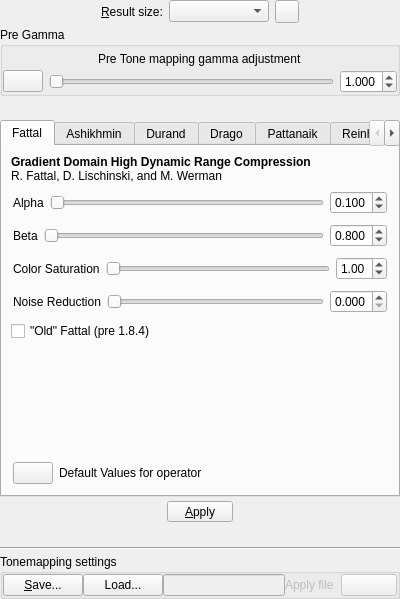
Before: the Qt Designer form forms/tonemappingoptions.ui in LuminanceHDR/LuminanceHDR, drawn with Qt 5.
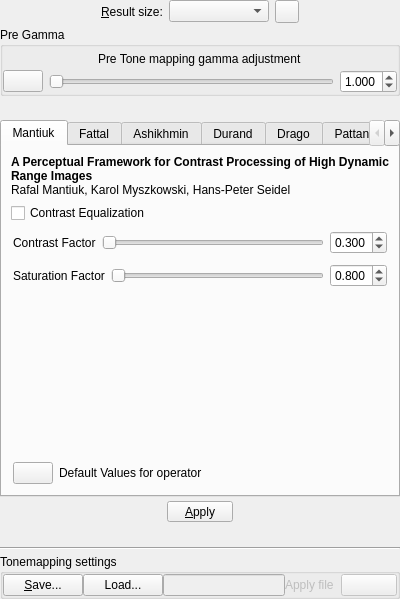
After: the same form once the commit is applied. Icons and pictures are not drawn.

Diff of the .ui file:
```diff
--- a/forms/tonemappingoptions.ui
+++ b/forms/tonemappingoptions.ui
@@ -254,7 +254,194 @@
      <property name="currentIndex" >
       <number>0</number>
      </property>
-     <widget class="QWidget" name="tab_4" >
+     <widget class="QWidget" name="tab_mantiuk" >
+      <attribute name="title" >
+       <string>Mantiuk</string>
+      </attribute>
+      <layout class="QVBoxLayout" >
+       <property name="margin" >
+        <number>9</number>
+       </property>
+       <property name="spacing" >
+        <number>6</number>
+       </property>
+       <item>
+        <widget class="QLabel" name="label_desc_fattal02_2" >
+         <property name="text" >
+          <string>&lt;html>&lt;head>&lt;meta name="qrichtext" content="1" />&lt;style type="text/css">
+p, li { white-space: pre-wrap; }
+&lt;/style>&lt;/head>&lt;body style=" font-family:'Sans Serif'; font-size:9pt; font-weight:400; font-style:normal; text-decoration:none;">
+&lt;p style=" margin-top:0px; margin-bottom:0px; margin-left:0px; margin-right:0px; -qt-block-indent:0; text-indent:0px;">&lt;span style=" font-weight:600;">A Perceptual Framework for Contrast Processing of High Dynamic Range Images&lt;/span>&lt;br />Rafal Mantiuk, Karol Myszkowski, Hans-Peter Seidel&lt;/p>&lt;/body>&lt;/html></string>
+         </property>
+         <property name="wordWrap" >
+          <bool>true</bool>
+         </property>
+        </widget>
+       </item>
+       <item>
+        <widget class="QCheckBox" name="ContrastEqualizCheckBox" >
+         <property name="text" >
+          <string>Contrast Equalization</string>
+         </property>
+        </widget>
+       </item>
+       <item>
+        <layout class="QHBoxLayout" >
+         <property name="margin" >
+          <number>2</number>
+         </property>
+         <property name="spacing" >
+          <number>6</number>
+         </property>
+         <item>
+          <widget class="QLabel" name="label_23" >
+           <property name="text" >
+            <string>Contrast Factor</string>
+           </property>
+          </widget>
+         </item>
+         <item>
+          <widget class="QSlider" name="contrastFactorSlider" >
+           <property name="cursor" >
+            <cursor>13</cursor>
+           </property>
+           <property name="maximum" >
+            <number>1999</number>
+           </property>
+           <property name="orientation" >
+            <enum>Qt::Horizontal</enum>
+           </property>
+          </widget>
+         </item>
+         <item>
+          <widget class="QDoubleSpinBox" name="contrastFactordsb" >
+           <property name="decimals" >
+            <number>3</number>
+           </property>
+           <property name="maximum" >
+            <double>2.000000000000000</double>
+           </property>
+           <property name="minimum" >
+            <double>0.001000000000000</double>
+           </property>
+           <property name="singleStep" >
+            <double>0.200000000000000</double>
+           </property>
+           <property name="value" >
+            <double>0.300000000000000</double>
+           </property>
+          </widget>
+         </item>
+        </layout>
+       </item>
+       <item>
+        <layout class="QHBoxLayout" >
+         <property name="margin" >
+          <number>2</number>
+         </property>
+         <property name="spacing" >
+          <number>6</number>
+         </property>
+         <item>
+          <widget class="QLabel" name="label_22" >
+           <property name="text" >
+            <string>Saturation Factor</string>
+           </property>
+          </widget>
+         </item>
+         <item>
+          <widget class="QSlider" name="saturationFactorSlider" >
+           <property name="cursor" >
+            <cursor>13</cursor>
+           </property>
+           <property name="maximum" >
+            <number>2000</number>
+           </property>
+           <property name="orientation" >
+            <enum>Qt::Horizontal</enum>
+           </property>
+          </widget>
+         </item>
+         <item>
+          <widget class="QDoubleSpinBox" name="saturationFactordsb" >
+           <property name="decimals" >
+            <number>3</number>
+           </property>
+           <property name="maximum" >
+            <double>2.000000000000000</double>
+           </property>
+           <property name="minimum" >
+            <double>0.000000000000000</double>
+           </property>
+           <property name="singleStep" >
+            <double>0.200000000000000</double>
+           </property>
+           <property name="value" >
+            <double>0.800000000000000</double>
+           </property>
+          </widget>
+         </item>
+        </layout>
+       </item>
+       <item>
+        <spacer>
+         <property name="orientation" >
+          <enum>Qt::Vertical</enum>
+         </property>
+         <property name="sizeHint" >
+          <size>
+           <width>20</width>
+           <height>40</height>
+          </size>
+         </property>
+        </spacer>
+       </item>
+       <item>
+        <layout class="QHBoxLayout" >
+         <property name="margin" >
+          <number>2</number>
+         </property>
+         <property name="spacing" >
+          <number>6</number>
+         </property>
+         <item>
+          <widget class="QPushButton" name="MantiukDefault" >
+           <property name="toolTip" >
+            <string>Restore operator's default values.</string>
+           </property>
+           <property name="text" >
+            <string/>
+           </property>
+           <property name="icon" >
+            <iconset resource="../icons.qrc" >:/new/prefix1/images/undo.png</iconset>
+           </property>
+          </widget>
+         </item>
+         <item>
+          <widget class="QLabel" name="label_10" >
+           <property name="text" >
+            <string>Default Values for operator</string>
+           </property>
+          </widget>
+         </item>
+         <item>
+          <spacer>
+           <property name="orientation" >
+            <enum>Qt::Horizontal</enum>
+           </property>
+           <property name="sizeHint" >
+            <size>
+             <width>2</width>
+             <height>20</height>
+            </size>
+           </property>
+          </spacer>
+         </item>
+        </layout>
+       </item>
+      </layout>
+     </widget>
+     <widget class="QWidget" name="tab_fattal" >
       <attribute name="title" >
        <string>Fattal</string>
       </attribute>
@@ -299,7 +486,7 @@
             <cursor>13</cursor>
            </property>
            <property name="maximum" >
-            <number>999</number>
+            <number>1000</number>
            </property>
            <property name="orientation" >
             <enum>Qt::Horizontal</enum>
@@ -348,7 +535,7 @@
             <cursor>13</cursor>
            </property>
            <property name="maximum" >
-            <number>999</number>
+            <number>400</number>
            </property>
            <property name="orientation" >
             <enum>Qt::Horizontal</enum>
@@ -396,6 +583,9 @@
            <property name="cursor" >
             <cursor>13</cursor>
            </property>
+           <property name="maximum" >
+            <number>300</number>
+           </property>
            <property name="orientation" >
             <enum>Qt::Horizontal</enum>
            </property>
```
Left out of the diff: 162 changed lines with no effect on the pictures.
